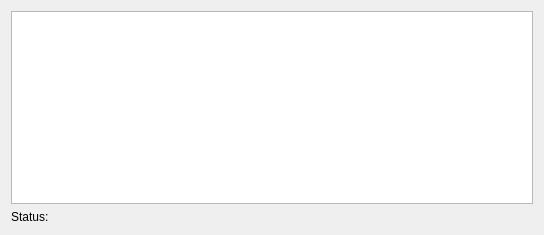
This is mslib/msui/ui/ui_multiple_flightpath_dockwidget.ui in Open-MSS/MSS as Qt 5 draws it before an edit. The edited form follows.
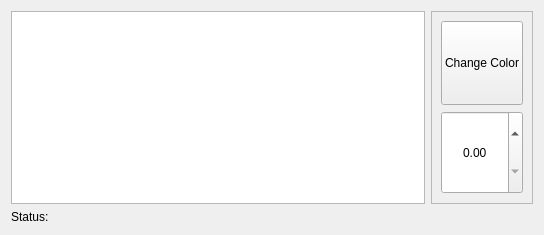
This is the edited form.

```diff
--- a/mslib/msui/ui/ui_multiple_flightpath_dockwidget.ui
+++ b/mslib/msui/ui/ui_multiple_flightpath_dockwidget.ui
@@ -34,6 +34,50 @@
          </property>
         </widget>
        </item>
+       <item>
+        <widget class="QFrame" name="frame">
+         <property name="sizePolicy">
+          <sizepolicy hsizetype="Preferred" vsizetype="Preferred">
+           <horstretch>0</horstretch>
+           <verstretch>0</verstretch>
+          </sizepolicy>
+         </property>
+         <property name="frameShape">
+          <enum>QFrame::StyledPanel</enum>
+         </property>
+         <property name="frameShadow">
+          <enum>QFrame::Raised</enum>
+         </property>
+         <layout class="QVBoxLayout" name="verticalLayout">
+          <item>
+           <widget class="QPushButton" name="pushButton_color">
+            <property name="sizePolicy">
+             <sizepolicy hsizetype="Minimum" vsizetype="Preferred">
+              <horstretch>0</horstretch>
+              <verstretch>0</verstretch>
+             </sizepolicy>
+            </property>
+            <property name="text">
+             <string>Change Color</string>
+            </property>
+           </widget>
+          </item>
+          <item>
+           <widget class="QDoubleSpinBox" name="dsbx_linewidth">
+            <property name="sizePolicy">
+             <sizepolicy hsizetype="Minimum" vsizetype="Preferred">
+              <horstretch>0</horstretch>
+              <verstretch>0</verstretch>
+             </sizepolicy>
+            </property>
+            <property name="alignment">
+             <set>Qt::AlignCenter</set>
+            </property>
+           </widget>
+          </item>
+         </layout>
+        </widget>
+       </item>
       </layout>
      </item>
     </layout>
```
